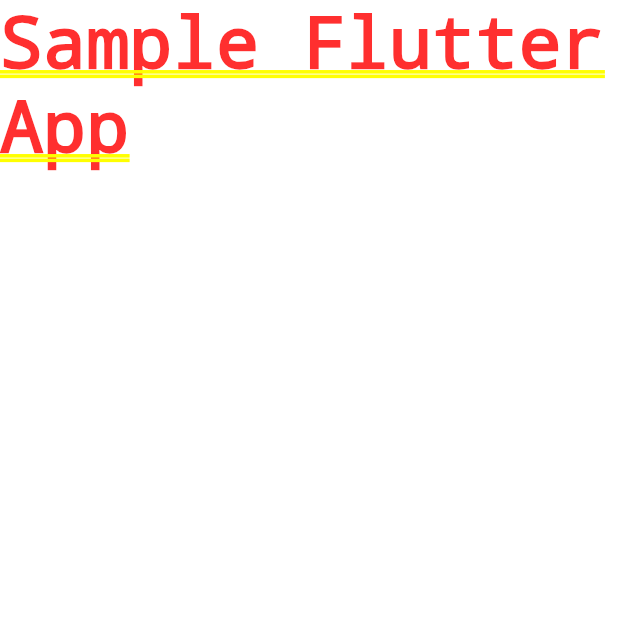
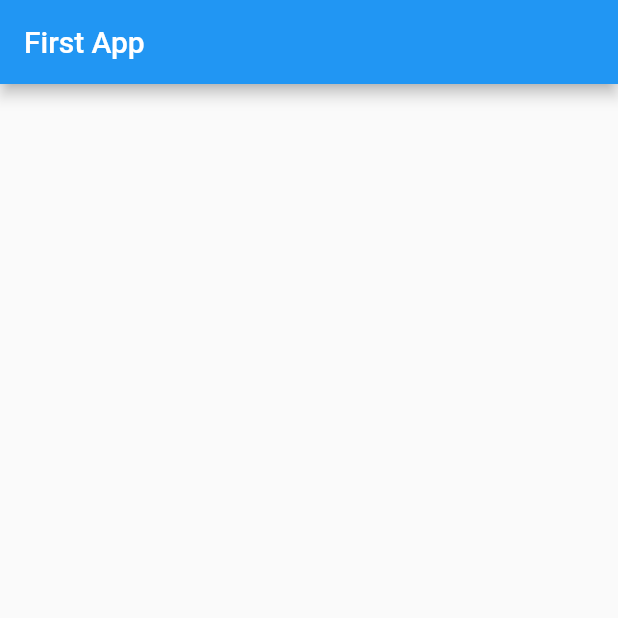
Before and after one commit to mik237/sample_flutter_app, a Flutter app: the screen it shows after launch, on a phone screen of 412 x 824 dp, the top half of it. Run offline on Flutter 3.47's test engine with Material 2 defaults, Android fonts, the phone set to English and light mode, and no system bars.

Commit message:
Scaffold widget added. AppBar inserted.

```diff
--- a/lib/main.dart
+++ b/lib/main.dart
@@ -1,15 +1,16 @@
 import 'package:flutter/material.dart';
 
-void main() =>  runApp(MyApp());
-
-
+void main() => runApp(MyApp());
 
 class MyApp extends StatelessWidget {
-
   @override
   Widget build(BuildContext context) {
     return MaterialApp(
-      home: Text("Sample Flutter App"),
+      home: Scaffold(
+        appBar: AppBar(
+          title: Text("First App"),
+        ),
+      ),
     );
   }
 }
```
